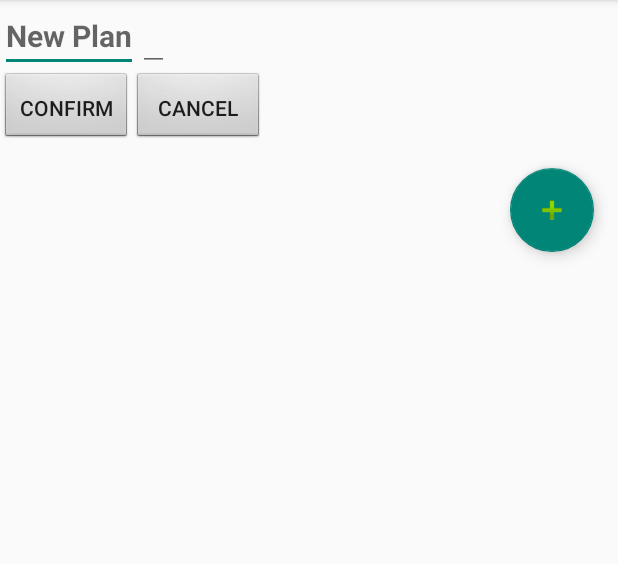
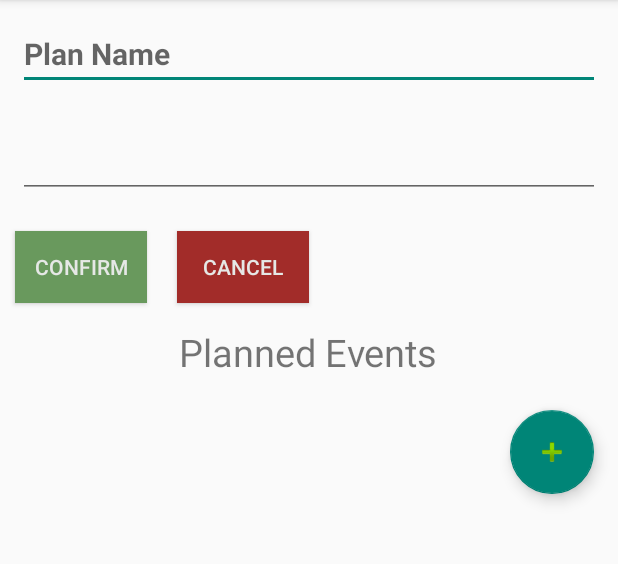
Before and after one commit to Jaleed96/ILoveNWest, an Android app: the EditPlan screen opened directly, with no data from a screen before it, on a phone screen of 412 x 824 dp, the part 84-648 px from its top. Run offline under Robolectric (Android 15) with nearby library versions, the phone set to English and light mode, and no system bars; our stand-ins replace Firebase (no records; nobody signed in at launch, a user with empty details on screens opened directly); 1 statement that could not run was skipped.

Commit message:
UI improved

```diff
--- a/app/build.gradle
+++ b/app/build.gradle
@@ -5,7 +5,7 @@ android {
     compileSdkVersion 28
     defaultConfig {
         applicationId "comp3717.bcit.ca.ilovenwest"
-        minSdkVersion 27
+        minSdkVersion 25
         targetSdkVersion 28
         versionCode 1
         versionName "1.0"
--- a/app/src/main/java/comp3717/bcit/ca/ilovenwest/EditPlan.java
+++ b/app/src/main/java/comp3717/bcit/ca/ilovenwest/EditPlan.java
@@ -172,7 +172,7 @@ public class EditPlan extends AppCompatActivity {
                         view.setBackgroundResource(R.color.colorListItem1);
                     } else {
                         selectedEvents.remove(selectedEvent);
-                        view.setBackgroundResource(R.color.colorListItem2);
+                        view.setBackgroundResource(R.color.offWhite);
                     }
 
                     if (selectedEvents.size() > 0) {
--- a/app/src/main/java/comp3717/bcit/ca/ilovenwest/ScheduleActivitiesAdapter.java
+++ b/app/src/main/java/comp3717/bcit/ca/ilovenwest/ScheduleActivitiesAdapter.java
@@ -35,7 +35,7 @@ public class ScheduleActivitiesAdapter extends ArrayAdapter<Event> {
         eventName.setText(event.getName().substring(0, Math.min(event.getName().length(), 30)));
         TextView eventAddress = convertView.findViewById(R.id.eventAddress);
         eventAddress.setText(event.getAddress());
-        convertView.setBackgroundResource(R.color.colorListItem2);
+        convertView.setBackgroundResource(R.color.offWhite);
 
         // Return the completed view to render on screen
         return convertView;
--- a/app/src/main/res/layout/activity_edit_plan.xml
+++ b/app/src/main/res/layout/activity_edit_plan.xml
@@ -9,21 +9,23 @@
     <LinearLayout
         android:layout_width="match_parent"
         android:layout_height="wrap_content"
-        android:orientation="horizontal">
+        android:orientation="vertical">
 
         <EditText
             android:id="@+id/planName"
-            android:layout_width="wrap_content"
+            android:layout_width="match_parent"
             android:layout_height="wrap_content"
             android:hint="@string/label_edit_plan_title"
+            android:layout_margin="12sp"
             android:textSize="20sp"
             android:textStyle="bold" />
 
         <EditText
             android:id="@+id/planDate"
-            android:layout_width="wrap_content"
+            android:layout_width="match_parent"
             android:layout_height="wrap_content"
-            android:textSize="18sp"
+            android:layout_margin="12sp"
+            android:textSize="20sp"
             android:textStyle="bold" />
 
     </LinearLayout>
@@ -37,30 +39,45 @@
             android:id="@+id/confirmBtn"
             android:layout_width="wrap_content"
             android:layout_height="wrap_content"
-            android:background="@android:drawable/btn_default"
+            android:background="@color/green"
+            android:textColor="@color/platinum"
+            android:foreground="?attr/selectableItemBackgroundBorderless"
             android:onClick="onConfirmClick"
-            android:padding="10dp"
+            android:layout_margin="10sp"
             android:text="@string/button_ok" />
 
         <Button
             android:id="@+id/cancelBtn"
             android:layout_width="wrap_content"
             android:layout_height="wrap_content"
-            android:background="@android:drawable/btn_default"
+            android:background="@color/red"
+            android:textColor="@color/platinum"
+            android:foreground="?attr/selectableItemBackgroundBorderless"
             android:onClick="onCancelClick"
-            android:padding="10dp"
+            android:layout_margin="10sp"
             android:text="@string/button_no" />
 
         <Button
             android:id="@+id/clearBtn"
-            android:layout_width="wrap_content"
+            android:layout_width="140dp"
             android:layout_height="wrap_content"
-            android:background="@android:drawable/btn_default"
+            android:background="@color/mustard"
+            android:textColor="@color/platinum"
             android:onClick="onClearSelectedClick"
-            android:padding="10dp"
+            android:layout_margin="10sp"
+            android:foreground="?attr/selectableItemBackgroundBorderless"
             android:text="@string/button_clear"
             android:visibility="gone" />
     </LinearLayout>
+
+    <TextView
+        android:id="@+id/eventsLabel"
+        android:layout_width="wrap_content"
+        android:layout_height="wrap_content"
+        android:layout_gravity="center"
+        android:padding="5sp"
+        android:text="@string/eventsLabel"
+        android:textSize="25dp" />
 
     <FrameLayout
         android:layout_width="match_parent"
--- a/app/src/main/res/values/colors.xml
+++ b/app/src/main/res/values/colors.xml
@@ -10,4 +10,8 @@
     <color name="green">#69995D</color>
     <color name="orange">#F85A3E</color>
     <color name="blue">#2E5266</color>
+    <color name="offWhite">#F5F9E9</color>
+    <color name="red">#A22C29</color>
+    <color name="mustard">#EC9A29</color>
+    <color name="whiteOrange">#F0C987</color>
 </resources>
--- a/app/src/main/res/values/strings.xml
+++ b/app/src/main/res/values/strings.xml
@@ -9,7 +9,7 @@
     <string name="musicBtn">Music</string>
     <string name="label_add">Add Selected</string>
     <string name="label_plans_title">Your Plans</string>
-    <string name="label_edit_plan_title">New Plan</string>
+    <string name="label_edit_plan_title">Plan Name</string>
     <string name="button_ok">Confirm</string>
     <string name="button_no">Cancel</string>
     <string name="button_clear">Clear Selected</string>
@@ -24,4 +24,9 @@
     <string name="websiteLabel">Website:</string>
     <string name="edit">Edit</string>
     <string name="delete">Delete</string>
+    <string name="chooseActivitiesLabel">Choose Activities</string>
+    <string name="planNameLabel">Plan Name: </string>
+    <string name="planDateLabel">Plan Date: </string>
+    <string name="eventsLabel">Planned Events</string>
+    <string name="plannedEventsLabel">Planned Events</string>
 </resources>
```
Also changed, not shown: app/src/main/res/layout/activity_schedule_activities.xml (+11 -7 lines), app/src/main/res/layout/activity_view_event.xml (+11 -0 lines), app/src/main/res/layout/activity_view_event_details.xml (+23 -4 lines), app/src/main/res/layout/activity_view_plan.xml (+6 -3 lines).
